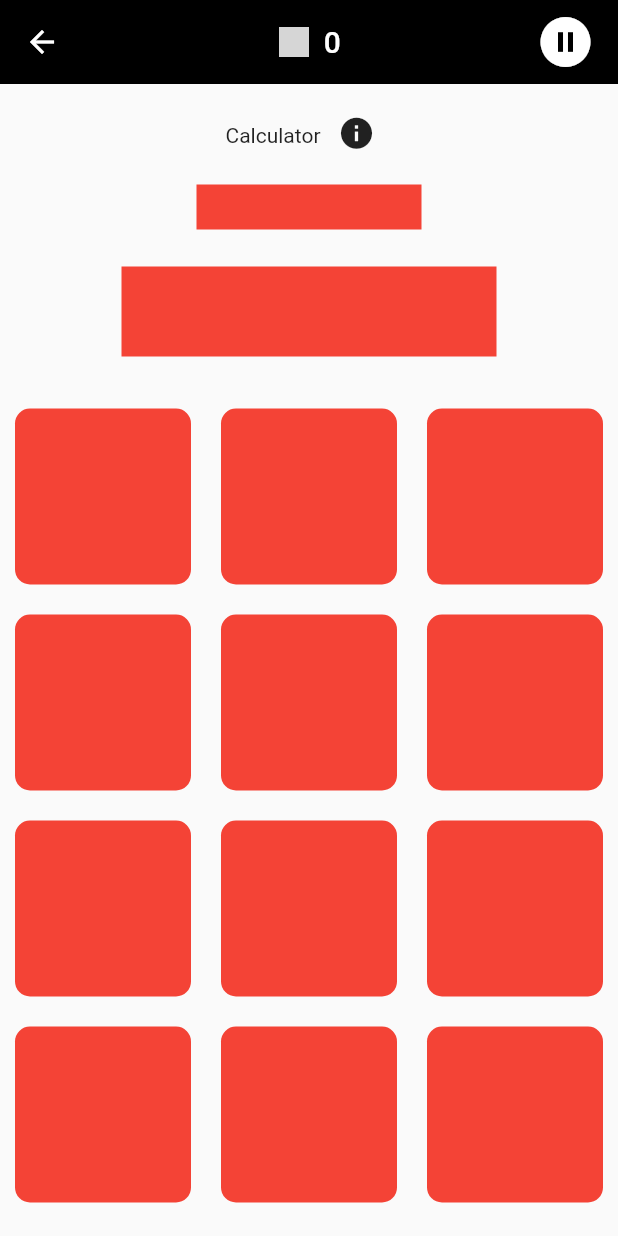
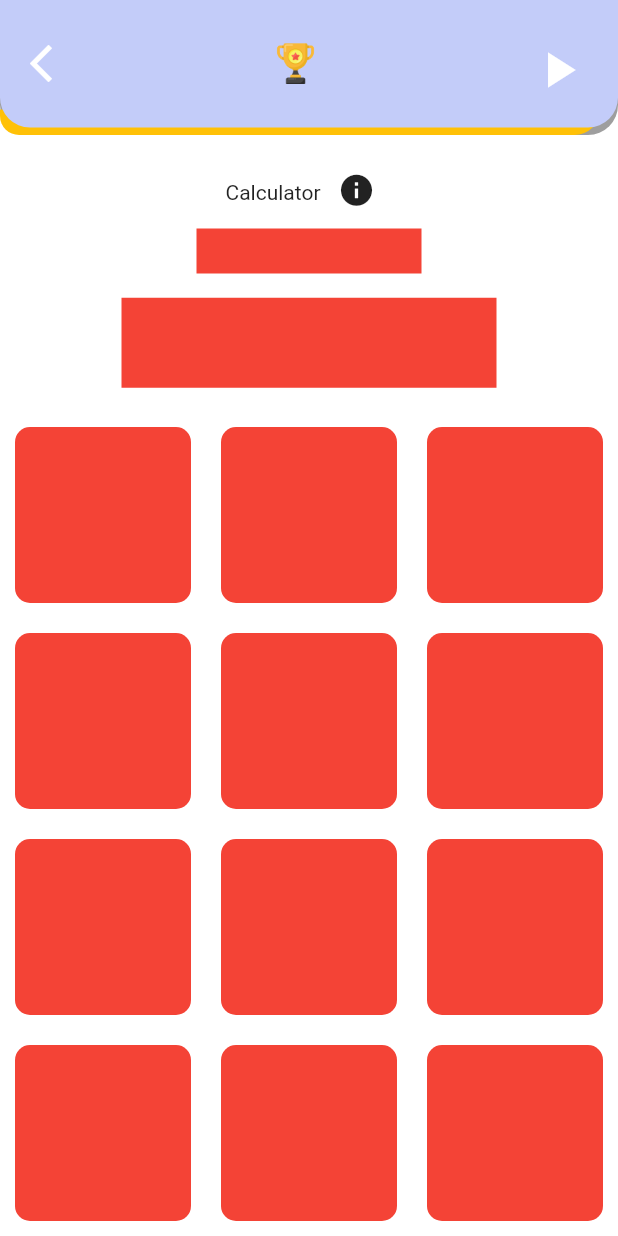
Before and after one commit to Senures/game, a Flutter app: the DetailPage screen opened directly with sample values from the repository, after a tap on the "play arrow" icon, on a phone screen of 412 x 824 dp. Run offline on Flutter 3.47's test engine with Material 2 defaults, Android fonts, the phone set to English and light mode, and no system bars; our stand-ins replace hive, hive_flutter; accounts and stored records are empty; grey boxes are pictures that could not be loaded.

Commit message:
süre eklendi.

```diff
--- a/lib/pages/detail.dart
+++ b/lib/pages/detail.dart
@@ -141,8 +141,8 @@ class _DetailPageState extends State<DetailPage> {
                                 Navigator.push<void>(
                                   context,
                                   MaterialPageRoute<void>(
-                                    builder: (BuildContext context) =>
-                                        const GamePage(),
+                                    builder: (BuildContext context) => GamePage(
+                                        chooseModel: widget.chooseModel),
                                   ),
                                 );
                               },
--- a/lib/pages/game.dart
+++ b/lib/pages/game.dart
@@ -1,7 +1,11 @@
+import 'dart:async';
+
 import 'package:flutter/material.dart';
+import 'package:game_provider/core/model/choose_model.dart';
 
 class GamePage extends StatefulWidget {
-  const GamePage({super.key});
+  ChooseModel chooseModel;
+  GamePage({super.key, required this.chooseModel});
 
   @override
   State<GamePage> createState() => _GamePageState();
@@ -9,11 +13,46 @@ class GamePage extends StatefulWidget {
 
 class _GamePageState extends State<GamePage> {
   bool isDialog = false;
+  double sure = 400.0;
+  bool isPlay = false;
+  late Timer _timer;
+
+  void startTimer() {
+    const oneSec = Duration(milliseconds: 50);
+    _timer = Timer.periodic(
+      oneSec,
+      (Timer timer) {
+        if (sure == 0 || isPlay == false) {
+          setState(() {
+            isPlay = false;
+            isDialog = true;
+            timer.cancel();
+          });
+        } else {
+          setState(() {
+            sure--;
+          });
+        }
+      },
+    );
+  }
+
   @override
   Widget build(BuildContext context) {
     return Scaffold(
-      appBar: AppBar(
-        backgroundColor: Colors.black,
+      backgroundColor: Colors.white,
+      /*  appBar: AppBar(
+        backgroundColor: Colors.white,
+        leading: InkWell(
+          onTap: () {
+            Navigator.pop(context);
+          },
+          child: Icon(
+            Icons.arrow_back_ios,
+            size: 30.0,
+            color: Color(widget.chooseModel.color),
+          ),
+        ),
         elevation: 0.0,
         centerTitle: true,
         title: Row(
@@ -38,20 +77,100 @@ class _GamePageState extends State<GamePage> {
                   isDialog = true;
                 });
               },
-              child: const Icon(
-                Icons.pause_circle,
+              child: Icon(
+                Icons.pause_circle_outlined,
+                color: Color(widget.chooseModel.color),
                 size: 40.0,
               ),
             ),
           )
         ],
-      ),
+      ), */
       body: Stack(
         children: [
           Column(
             crossAxisAlignment: CrossAxisAlignment.center,
-            mainAxisAlignment: MainAxisAlignment.spaceAround,
+            mainAxisAlignment: MainAxisAlignment.spaceBetween,
             children: [
+              Stack(
+                children: [
+                  Container(
+                    width: double.infinity,
+                    height: 90.0,
+                    decoration: const BoxDecoration(
+                        color: Colors.black38,
+                        /*   gradient: LinearGradient(colors: [
+                          Color(0xff654ea3),
+                          Color(0xffeaafc8),
+                        ]), */
+                        borderRadius: BorderRadius.only(
+                            bottomLeft: Radius.circular(20.0),
+                            bottomRight: Radius.circular(20.0))),
+                  ),
+                  Positioned(
+                      bottom: 0.0,
+                      child: Container(
+                        width: sure,
+                        height: 17.0,
+                        decoration: const BoxDecoration(
+                          borderRadius: BorderRadius.only(
+                            bottomLeft: Radius.circular(90.0),
+                            bottomRight: Radius.circular(120.0),
+                          ),
+                          color: Colors.amber,
+                        ),
+                      )),
+                  Align(
+                    alignment: Alignment.bottomCenter,
+                    child: Container(
+                      width: double.infinity,
+                      height: 85.0,
+                      decoration: BoxDecoration(
+                          color: Color(widget.chooseModel.color),
+                          borderRadius: const BorderRadius.only(
+                              bottomLeft: Radius.circular(20.0),
+                              bottomRight: Radius.circular(20.0))),
+                      child: Padding(
+                        padding: const EdgeInsets.symmetric(
+                            horizontal: 20.0, vertical: 15),
+                        child: Row(
+                          mainAxisAlignment: MainAxisAlignment.spaceBetween,
+                          children: [
+                            InkWell(
+                              onTap: () {
+                                Navigator.pop(context);
+                              },
+                              child: const Icon(
+                                Icons.arrow_back_ios,
+                                size: 30.0,
+                                color: Colors.white,
+                              ),
+                            ),
+                            Image.asset(
+                              "assets/trop.png",
+                              width: 30.0,
+                            ),
+                            IconButton(
+                                onPressed: () {
+                                  startTimer();
+                                  setState(() {
+                                    isPlay = !isPlay;
+                                  });
+                                },
+                                icon: Icon(
+                                  isPlay == false
+                                      ? Icons.play_arrow
+                                      : Icons.pause_circle_outline_rounded,
+                                  color: Colors.white,
+                                  size: 40.0,
+                                ))
+                          ],
+                        ),
+                      ),
+                    ),
+                  ),
+                ],
+              ),
               Container(
                 width: 150.0,
                 height: 30.0,
```
